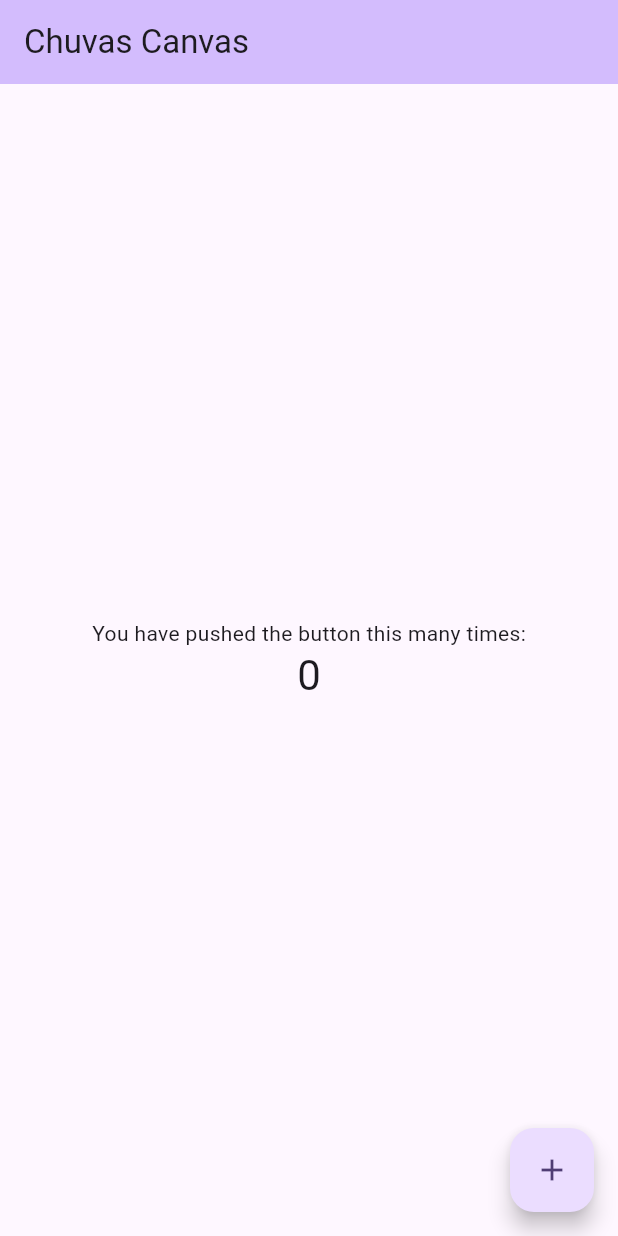
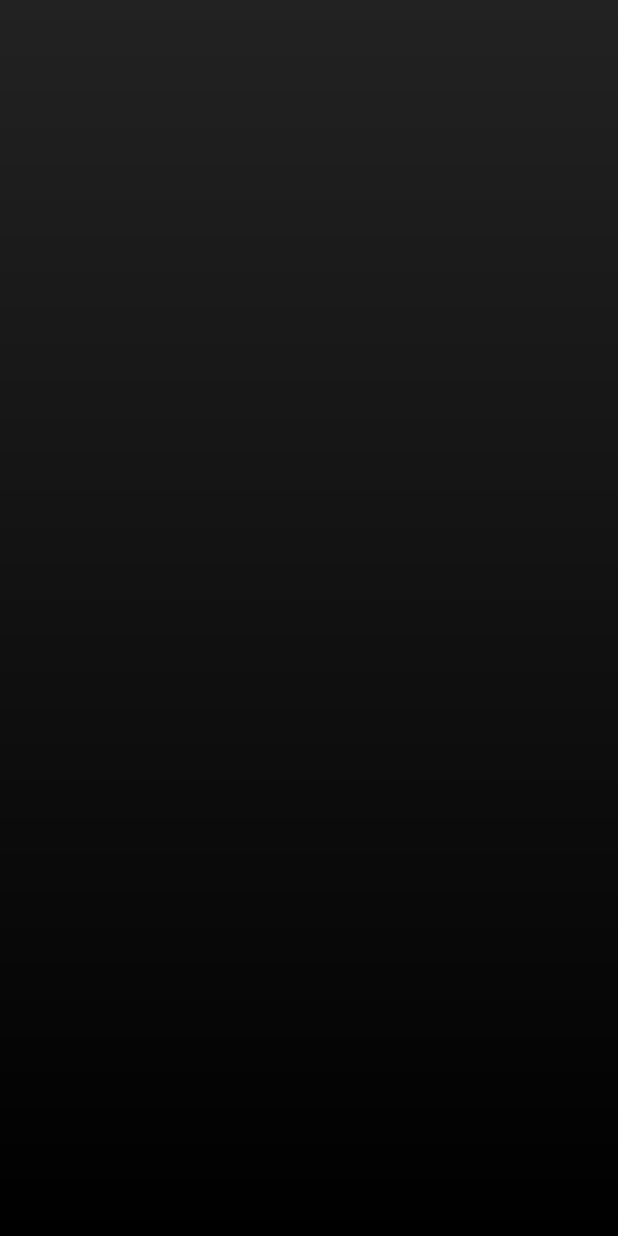
Before and after one commit to jcarloscody/chuva_canvas_flutter_project, a Flutter app: the screen it shows after launch, on a phone screen of 412 x 824 dp. Run offline on Flutter 3.47's test engine with Material 3 defaults, Android fonts, the phone set to English and light mode, and no system bars.

Commit message:
gradient - box decoration

```diff
--- /dev/null
+++ b/lib/home_page.dart
@@ -0,0 +1,30 @@
+import 'package:flutter/material.dart';
+
+class HomePage extends StatefulWidget {
+  const HomePage({super.key});
+
+  @override
+  State<HomePage> createState() => _HomePageState();
+}
+
+class _HomePageState extends State<HomePage> {
+  @override
+  Widget build(BuildContext context) {
+    return Stack(
+      children: [
+        Container(
+          decoration: const BoxDecoration(
+            gradient: LinearGradient(
+              colors: [
+                Colors.black87,
+                Colors.black,
+              ],
+              begin: Alignment.topCenter,
+              end: Alignment.bottomCenter,
+            ),
+          ),
+        ),
+      ],
+    );
+  }
+}
--- a/lib/main.dart
+++ b/lib/main.dart
@@ -1,3 +1,4 @@
+import 'package:chuva_canvas_flutter/home_page.dart';
 import 'package:flutter/material.dart';
 
 void main() {
@@ -15,55 +16,7 @@ class MyApp extends StatelessWidget {
         colorScheme: ColorScheme.fromSeed(seedColor: Colors.deepPurple),
         useMaterial3: true,
       ),
-      home: const MyHomePage(title: 'Chuvas Canvas'),
+      home: const HomePage(),
     );
   }
 }
-
-class MyHomePage extends StatefulWidget {
-  const MyHomePage({super.key, required this.title});
-
-  final String title;
-
-  @override
-  State<MyHomePage> createState() => _MyHomePageState();
-}
-
-class _MyHomePageState extends State<MyHomePage> {
-  int _counter = 0;
-
-  void _incrementCounter() {
-    setState(() {
-      _counter++;
-    });
-  }
-
-  @override
-  Widget build(BuildContext context) {
-    return Scaffold(
-      appBar: AppBar(
-        backgroundColor: Theme.of(context).colorScheme.inversePrimary,
-        title: Text(widget.title),
-      ),
-      body: Center(
-        child: Column(
-          mainAxisAlignment: MainAxisAlignment.center,
-          children: <Widget>[
-            const Text(
-              'You have pushed the button this many times:',
-            ),
-            Text(
-              '$_counter',
-              style: Theme.of(context).textTheme.headlineMedium,
-            ),
-          ],
-        ),
-      ),
-      floatingActionButton: FloatingActionButton(
-        onPressed: _incrementCounter,
-        tooltip: 'Increment',
-        child: const Icon(Icons.add),
-      ),
-    );
-  }
-}
```
Also changed, not shown: 9 other files.
